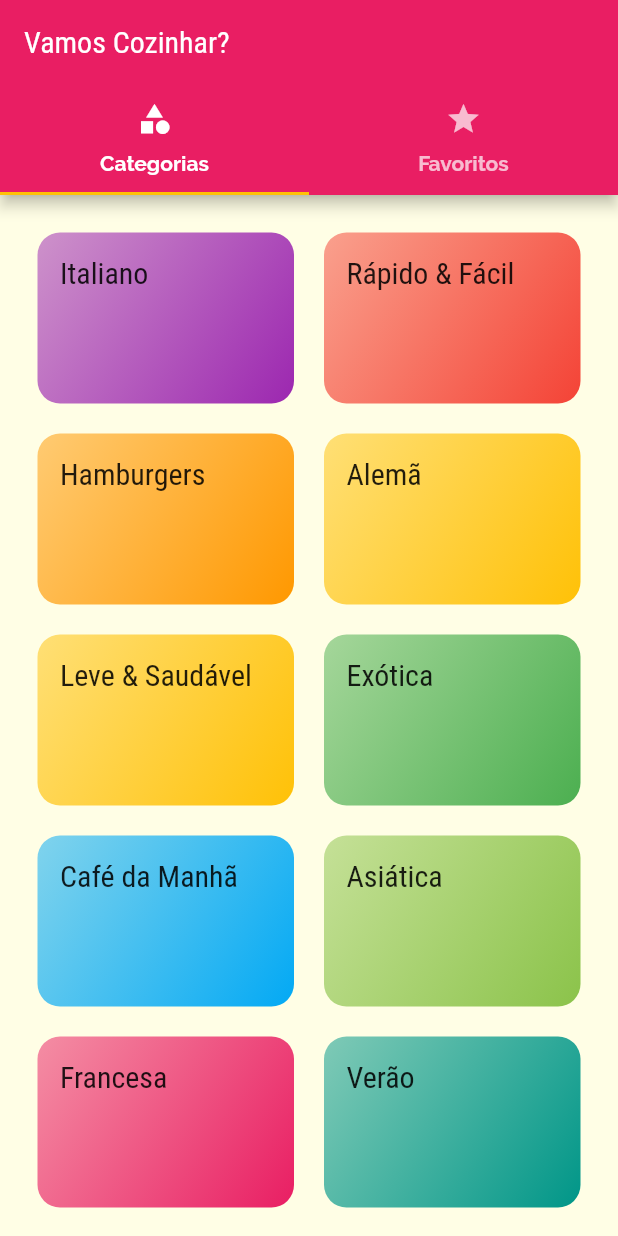
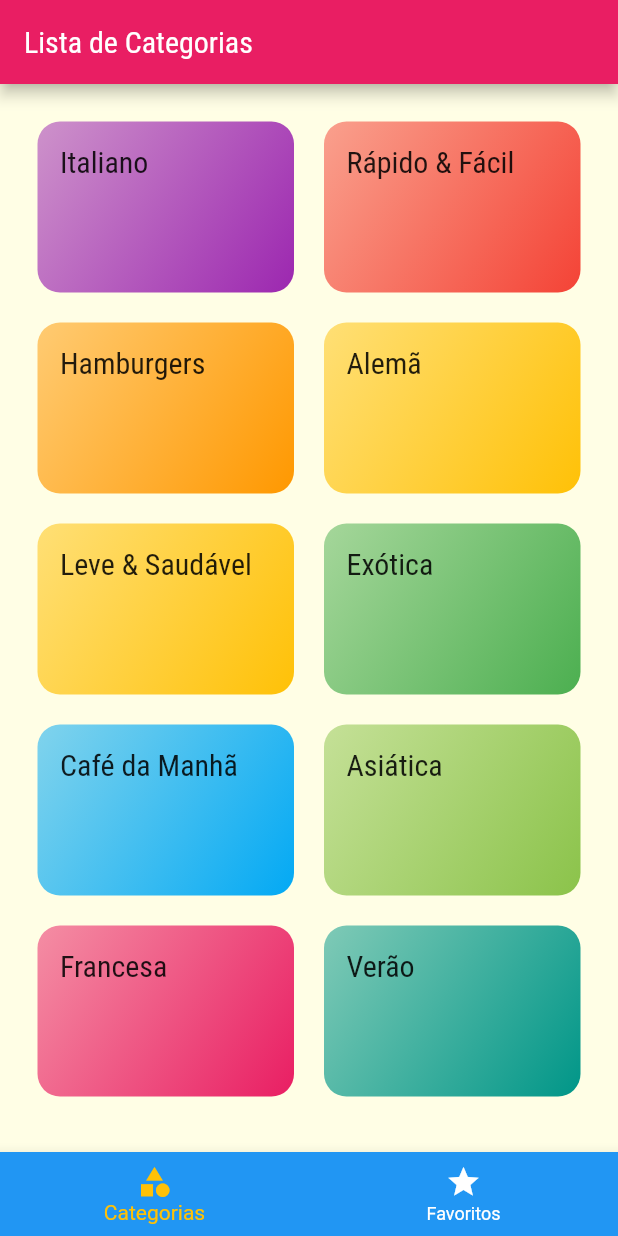
Before and after one commit to paulocsarlins/meals, a Flutter app: the screen it shows after launch, on a phone screen of 412 x 824 dp. Run offline on Flutter 3.47's test engine with Material 2 defaults, Android fonts, the phone set to English and light mode, and no system bars.

Commit message:
Adicionar TabBar na Parte Inferior

```diff
--- a/lib/screens/tabs_screen.dart
+++ b/lib/screens/tabs_screen.dart
@@ -2,35 +2,57 @@ import 'package:flutter/material.dart';
 import 'categories_screen.dart';
 import 'favorite_screen.dart';
 
-class TabScreen extends StatelessWidget {
+class TabScreen extends StatefulWidget {
   const TabScreen({Key? key}) : super(key: key);
 
   @override
+  State<TabScreen> createState() => _TabScreenState();
+}
+
+class _TabScreenState extends State<TabScreen> {
+  int _selectedScreenIndex = 0;
+  final List<Map<String, Object>> _screens = [
+    {
+      'title': 'Lista de Categorias',
+      'screen': CategoriesScreen(),
+    },
+    {
+      'title': 'Meus favoritos',
+      'screen': FavoriteScreen(),
+    }
+  ];
+
+  _selectedScreen(int index) {
+    setState(() {
+      _selectedScreenIndex = index;
+    });
+  }
+
+  @override
   Widget build(BuildContext context) {
-    return DefaultTabController(
-      length: 2,
-      child: Scaffold(
-        appBar: AppBar(
-          title: Text('Vamos Cozinhar?'),
-          bottom: TabBar(
-            tabs: [
-              Tab(
-                icon: Icon(Icons.category),
-                text: 'Categorias',
-              ),
-              Tab(
-                icon: Icon(Icons.star),
-                text: 'Favoritos',
-              ),
-            ],
+    return Scaffold(
+      appBar: AppBar(
+        title: Text(
+          _screens[_selectedScreenIndex]['title'] as String,
+        ),
+      ),
+      body: _screens[_selectedScreenIndex]['screen'] as Widget,
+      bottomNavigationBar: BottomNavigationBar(
+        onTap: _selectedScreen,
+        backgroundColor: Theme.of(context).primaryColor,
+        unselectedItemColor: Colors.white,
+        selectedItemColor: Theme.of(context).accentColor,
+        currentIndex: _selectedScreenIndex,
+        items: [
+          BottomNavigationBarItem(
+            icon: Icon(Icons.category),
+            label: 'Categorias',
           ),
-        ),
-        body: TabBarView(
-          children: [
-            CategoriesScreen(),
-            FavoriteScreen(),
-          ],
-        ),
+          BottomNavigationBarItem(
+            icon: Icon(Icons.star),
+            label: 'Favoritos',
+          ),
+        ],
       ),
     );
   }
```
